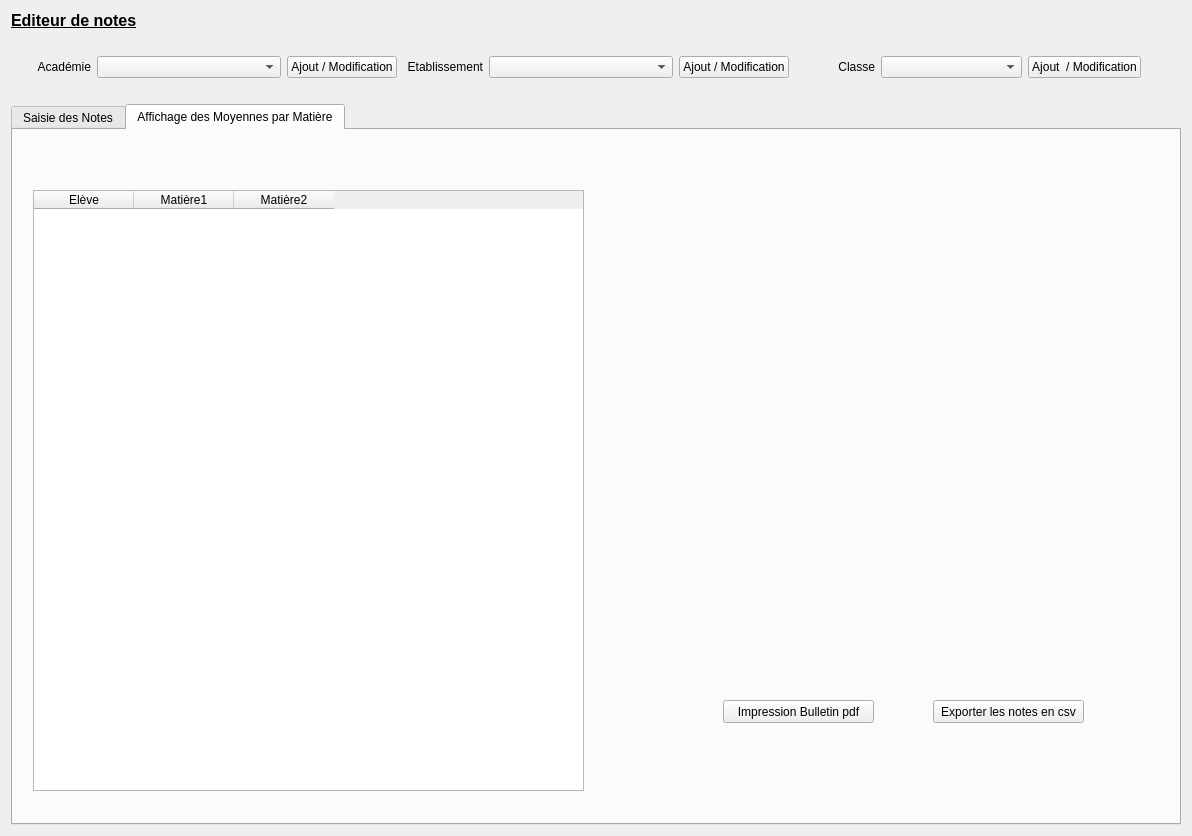
The window that pp_Design_v1.ui (bc2h/Personal_project_1) describes before a commit, drawn with Qt 5.
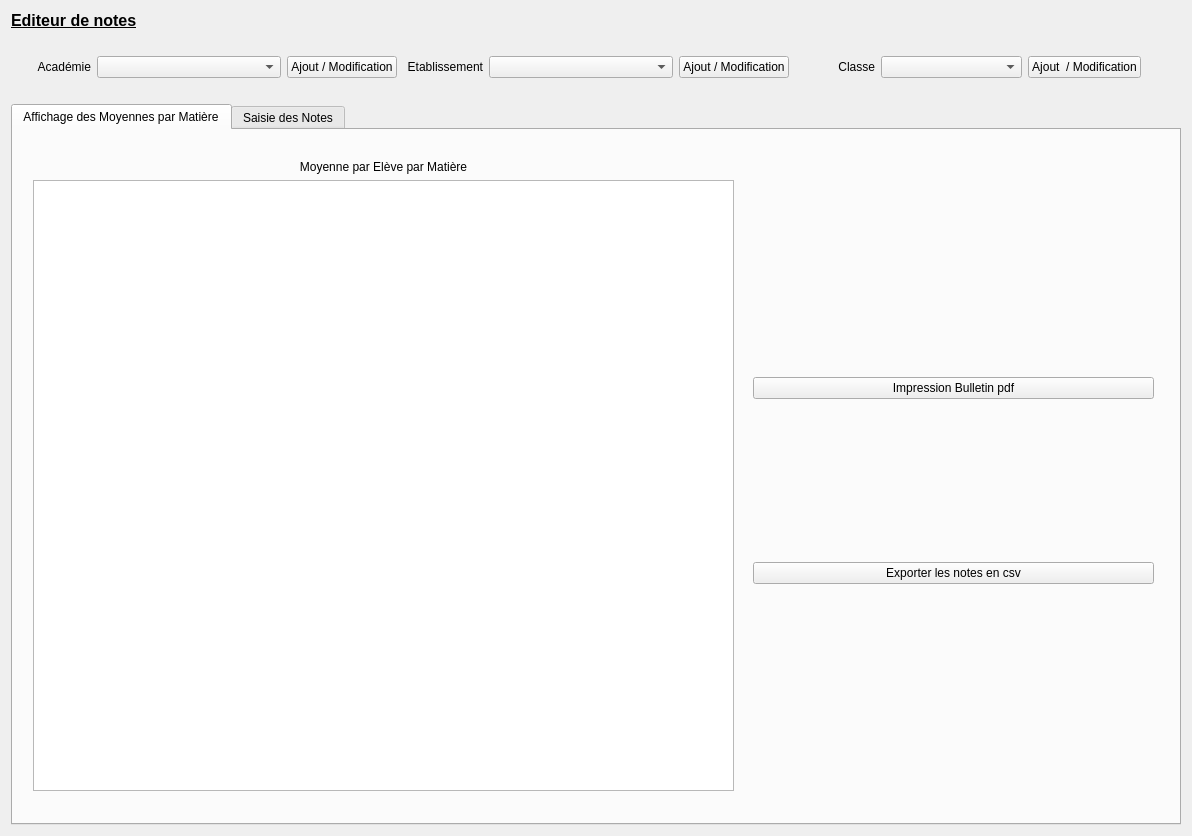
The same window after the commit. The open tabs and pages were chosen to show the change.

Commit message: affichage moyenne/eleve revue et ok

```diff
--- a/pp_Design_v1.ui
+++ b/pp_Design_v1.ui
@@ -215,6 +215,108 @@
      <property name="currentIndex">
       <number>1</number>
      </property>
+     <widget class="QWidget" name="tab_2">
+      <attribute name="title">
+       <string>Affichage des Moyennes par Matière</string>
+      </attribute>
+      <widget class="QWidget" name="verticalLayoutWidget">
+       <property name="geometry">
+        <rect>
+         <x>740</x>
+         <y>90</y>
+         <width>401</width>
+         <height>501</height>
+        </rect>
+       </property>
+       <layout class="QVBoxLayout" name="verticalLayout_5">
+        <item>
+         <layout class="QHBoxLayout" name="lRadar">
+          <property name="sizeConstraint">
+           <enum>QLayout::SetMaximumSize</enum>
+          </property>
+         </layout>
+        </item>
+        <item>
+         <spacer name="verticalSpacer_6">
+          <property name="orientation">
+           <enum>Qt::Vertical</enum>
+          </property>
+          <property name="sizeType">
+           <enum>QSizePolicy::Fixed</enum>
+          </property>
+          <property name="sizeHint" stdset="0">
+           <size>
+            <width>20</width>
+            <height>20</height>
+           </size>
+          </property>
+         </spacer>
+        </item>
+        <item>
+         <widget class="QPushButton" name="pbImpressionPdf">
+          <property name="text">
+           <string>Impression Bulletin pdf</string>
+          </property>
+         </widget>
+        </item>
+        <item>
+         <spacer name="verticalSpacer_5">
+          <property name="orientation">
+           <enum>Qt::Vertical</enum>
+          </property>
+          <property name="sizeType">
+           <enum>QSizePolicy::Fixed</enum>
+          </property>
+          <property name="sizeHint" stdset="0">
+           <size>
+            <width>20</width>
+            <height>20</height>
+           </size>
+          </property>
+         </spacer>
+        </item>
+        <item>
+         <widget class="QPushButton" name="pbExportCsv">
+          <property name="text">
+           <string>Exporter les notes en csv</string>
+          </property>
+         </widget>
+        </item>
+       </layout>
+      </widget>
+      <widget class="QWidget" name="verticalLayoutWidget_2">
+       <property name="geometry">
+        <rect>
+         <x>20</x>
+         <y>30</y>
+         <width>701</width>
+         <height>631</height>
+        </rect>
+       </property>
+       <layout class="QVBoxLayout" name="verticalLayout_6">
+        <item>
+         <widget class="QLabel" name="label_4">
+          <property name="text">
+           <string>Moyenne par Elève par Matière</string>
+          </property>
+          <property name="alignment">
+           <set>Qt::AlignCenter</set>
+          </property>
+         </widget>
+        </item>
+        <item>
+         <widget class="QTableWidget" name="twAffichageMoyennes">
+          <property name="sizePolicy">
+           <sizepolicy hsizetype="Expanding" vsizetype="Expanding">
+            <horstretch>0</horstretch>
+            <verstretch>0</verstretch>
+           </sizepolicy>
+          </property>
+         </widget>
+        </item>
+       </layout>
+      </widget>
+     </widget>
      <widget class="QWidget" name="tab">
       <attribute name="title">
        <string>Saisie des Notes</string>
@@ -355,72 +457,6 @@
        </layout>
       </widget>
      </widget>
-     <widget class="QWidget" name="tab_2">
-      <attribute name="title">
-       <string>Affichage des Moyennes par Matière</string>
-      </attribute>
-      <widget class="QTableWidget" name="twAffichageMoyennes">
-       <property name="geometry">
-        <rect>
-         <x>20</x>
-         <y>60</y>
-         <width>551</width>
-         <height>601</height>
-        </rect>
-       </property>
-       <column>
-        <property name="text">
-         <string>Elève</string>
-        </property>
-       </column>
-       <column>
-        <property name="text">
-         <string>Matière1</string>
-        </property>
-       </column>
-       <column>
-        <property name="text">
-         <string>Matière2</string>
-        </property>
-       </column>
-      </widget>
-      <widget class="QPushButton" name="pbImpressionPdf">
-       <property name="geometry">
-        <rect>
-         <x>710</x>
-         <y>570</y>
-         <width>151</width>
-         <height>23</height>
-        </rect>
-       </property>
-       <property name="text">
-        <string>Impression Bulletin pdf</string>
-       </property>
-      </widget>
-      <widget class="QPushButton" name="pbExportCsv">
-       <property name="geometry">
-        <rect>
-         <x>920</x>
-         <y>570</y>
-         <width>151</width>
-         <height>23</height>
-        </rect>
-       </property>
-       <property name="text">
-        <string>Exporter les notes en csv</string>
-       </property>
-      </widget>
-      <widget class="QWidget" name="wGraph" native="true">
-       <property name="geometry">
-        <rect>
-         <x>620</x>
-         <y>60</y>
-         <width>531</width>
-         <height>481</height>
-        </rect>
-       </property>
-      </widget>
-     </widget>
     </widget>
    </item>
   </layout>
```
Left out of the diff: 10 changed lines with no effect on the pictures. The commit also changes 1 other file.
